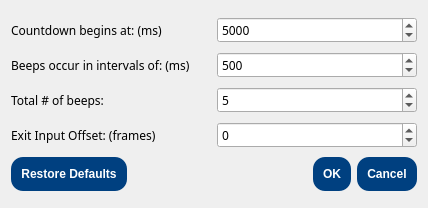
The window that OpenBlink/GuiProjectBackup/OpenBlink2/timersettingsdialogue.ui (KapitalRoser/OpenBlink) describes before a commit, drawn with Qt 5.
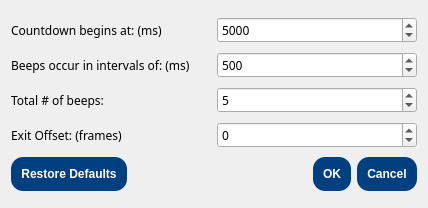
The same window after the commit.

The edit to the form file:
```diff
--- a/OpenBlink/GuiProjectBackup/OpenBlink2/timersettingsdialogue.ui
+++ b/OpenBlink/GuiProjectBackup/OpenBlink2/timersettingsdialogue.ui
@@ -104,7 +104,7 @@
    <item row="3" column="0">
     <widget class="QLabel" name="label">
      <property name="text">
-      <string>Exit Input Offset: (frames)</string>
+      <string>Exit Offset: (frames)</string>
      </property>
     </widget>
    </item>
```
